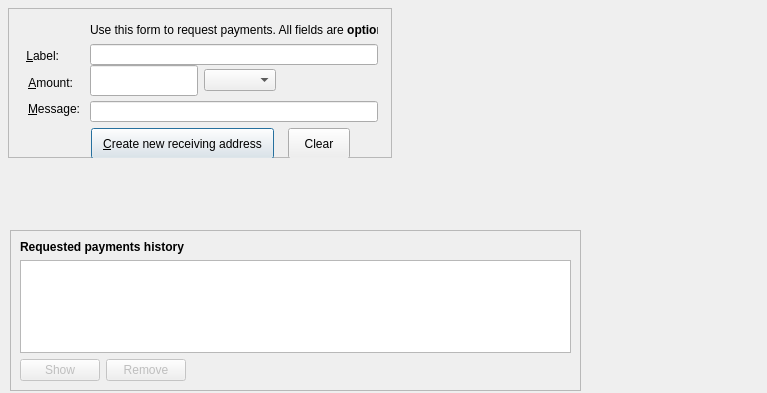
This is src/qt/forms/receivecoinsdialog.ui in bitnet-io/bitnet-core as Qt 5 draws it before an edit. The edited form follows.
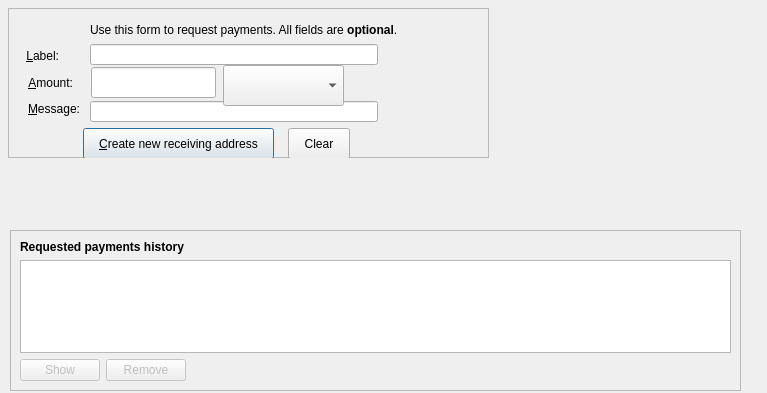
This is the edited form. Icons and pictures are not drawn. Custom widgets are drawn as their Qt base class.

Commit message: push for better UI look and feel macOS

Patch:
```diff
--- a/src/qt/forms/receivecoinsdialog.ui
+++ b/src/qt/forms/receivecoinsdialog.ui
@@ -15,7 +15,7 @@
     <rect>
      <x>8</x>
      <y>8</y>
-     <width>384</width>
+     <width>481</width>
      <height>150</height>
     </rect>
    </property>
@@ -93,7 +93,7 @@
      <rect>
       <x>82</x>
       <y>14</y>
-      <width>288</width>
+      <width>361</width>
       <height>16</height>
      </rect>
     </property>
@@ -123,75 +123,6 @@
      <cstring>reqAmount</cstring>
     </property>
    </widget>
-   <widget class="QWidget" name="">
-    <property name="geometry">
-     <rect>
-      <x>82</x>
-      <y>57</y>
-      <width>288</width>
-      <height>31</height>
-     </rect>
-    </property>
-    <layout class="QHBoxLayout" name="horizontalLayout_6">
-     <item>
-      <widget class="BitnetAmountField" name="reqAmount">
-       <property name="sizePolicy">
-        <sizepolicy hsizetype="Fixed" vsizetype="Fixed">
-         <horstretch>0</horstretch>
-         <verstretch>0</verstretch>
-        </sizepolicy>
-       </property>
-       <property name="minimumSize">
-        <size>
-         <width>80</width>
-         <height>0</height>
-        </size>
-       </property>
-       <property name="maximumSize">
-        <size>
-         <width>1000</width>
-         <height>100</height>
-        </size>
-       </property>
-       <property name="toolTip">
-        <string>An optional amount to request. Leave this empty or zero to not request a specific amount.</string>
-       </property>
-      </widget>
-     </item>
-     <item>
-      <widget class="QComboBox" name="addressType">
-       <property name="sizePolicy">
-        <sizepolicy hsizetype="Fixed" vsizetype="Fixed">
-         <horstretch>0</horstretch>
-         <verstretch>0</verstretch>
-        </sizepolicy>
-       </property>
-       <property name="maximumSize">
-        <size>
-         <width>1000</width>
-         <height>16777215</height>
-        </size>
-       </property>
-       <property name="focusPolicy">
-        <enum>Qt::StrongFocus</enum>
-       </property>
-      </widget>
-     </item>
-     <item>
-      <spacer name="horizontalSpacer_3">
-       <property name="orientation">
-        <enum>Qt::Horizontal</enum>
-       </property>
-       <property name="sizeHint" stdset="0">
-        <size>
-         <width>0</width>
-         <height>0</height>
-        </size>
-       </property>
-      </spacer>
-     </item>
-    </layout>
-   </widget>
    <widget class="QLabel" name="label_7">
     <property name="geometry">
      <rect>
@@ -250,9 +181,9 @@
    <widget class="QPushButton" name="receiveButton">
     <property name="geometry">
      <rect>
-      <x>83</x>
+      <x>75</x>
       <y>120</y>
-      <width>183</width>
+      <width>191</width>
       <height>31</height>
      </rect>
     </property>
@@ -276,13 +207,69 @@
      <bool>true</bool>
     </property>
    </widget>
+   <widget class="BitnetAmountField" name="reqAmount">
+    <property name="geometry">
+     <rect>
+      <x>83</x>
+      <y>59</y>
+      <width>125</width>
+      <height>31</height>
+     </rect>
+    </property>
+    <property name="sizePolicy">
+     <sizepolicy hsizetype="Fixed" vsizetype="Fixed">
+      <horstretch>0</horstretch>
+      <verstretch>0</verstretch>
+     </sizepolicy>
+    </property>
+    <property name="minimumSize">
+     <size>
+      <width>80</width>
+      <height>0</height>
+     </size>
+    </property>
+    <property name="maximumSize">
+     <size>
+      <width>1000</width>
+      <height>100</height>
+     </size>
+    </property>
+    <property name="toolTip">
+     <string>An optional amount to request. Leave this empty or zero to not request a specific amount.</string>
+    </property>
+   </widget>
+   <widget class="QComboBox" name="addressType">
+    <property name="geometry">
+     <rect>
+      <x>215</x>
+      <y>57</y>
+      <width>121</width>
+      <height>41</height>
+     </rect>
+    </property>
+    <property name="sizePolicy">
+     <sizepolicy hsizetype="Fixed" vsizetype="Fixed">
+      <horstretch>0</horstretch>
+      <verstretch>0</verstretch>
+     </sizepolicy>
+    </property>
+    <property name="maximumSize">
+     <size>
+      <width>1000</width>
+      <height>16777215</height>
+     </size>
+    </property>
+    <property name="focusPolicy">
+     <enum>Qt::StrongFocus</enum>
+    </property>
+   </widget>
   </widget>
   <widget class="QFrame" name="frame">
    <property name="geometry">
     <rect>
      <x>10</x>
      <y>230</y>
-     <width>571</width>
+     <width>731</width>
      <height>161</height>
     </rect>
    </property>
@@ -386,7 +373,7 @@
   <widget class="QRImageWidget" name="qr_code" native="true">
    <property name="geometry">
     <rect>
-     <x>400</x>
+     <x>510</x>
      <y>10</y>
      <width>241</width>
      <height>211</height>
```
